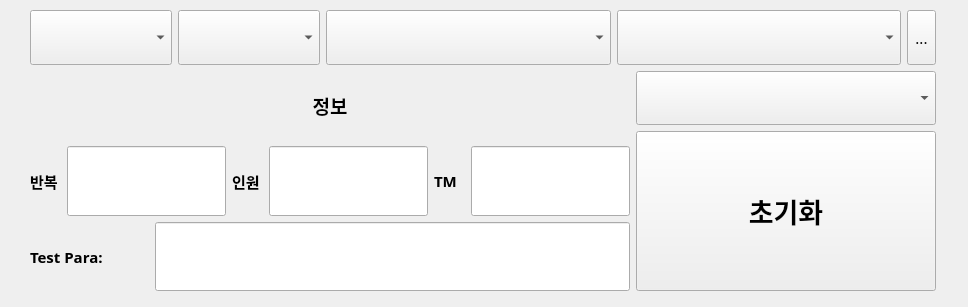
Before: the Qt Designer form ffbe_widget.ui in HyuntaMansei/ffbe, drawn with Qt 5.
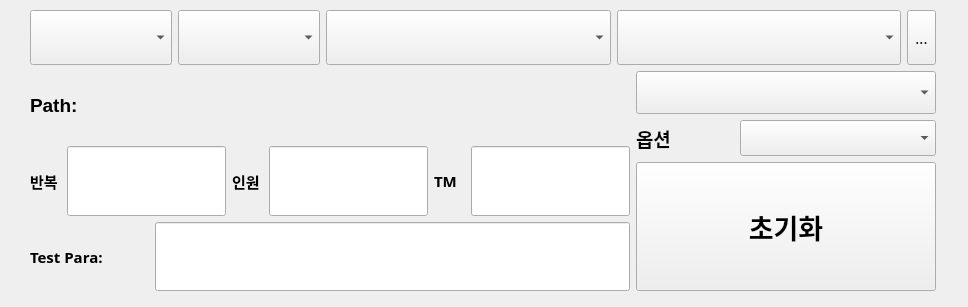
After: the same form once the commit is applied.

```diff
--- a/ffbe_widget.ui
+++ b/ffbe_widget.ui
@@ -164,7 +164,22 @@
       <item>
        <layout class="QVBoxLayout" name="verticalLayout_2" stretch="1,1,1">
         <item>
-         <layout class="QHBoxLayout" name="horizontalLayout_10">
+         <layout class="QHBoxLayout" name="horizontalLayout_10" stretch="1,4">
+          <item>
+           <widget class="QLabel" name="label_6">
+            <property name="font">
+             <font>
+              <family>Arial</family>
+              <pointsize>14</pointsize>
+              <weight>75</weight>
+              <bold>true</bold>
+             </font>
+            </property>
+            <property name="text">
+             <string>Path:</string>
+            </property>
+           </widget>
+          </item>
           <item>
            <widget class="QLabel" name="lb_info">
             <property name="font">
@@ -176,7 +191,7 @@
              </font>
             </property>
             <property name="text">
-             <string>정보</string>
+             <string/>
             </property>
             <property name="alignment">
              <set>Qt::AlignCenter</set>
@@ -436,7 +451,7 @@
        </layout>
       </item>
       <item>
-       <layout class="QVBoxLayout" name="verticalLayout_3" stretch="1,3">
+       <layout class="QVBoxLayout" name="verticalLayout_3" stretch="1,0,3">
         <item>
          <widget class="QComboBox" name="cb_operation">
           <property name="sizePolicy">
@@ -461,6 +476,55 @@
           </property>
          </widget>
         </item>
+        <item>
+         <layout class="QHBoxLayout" name="horizontalLayout" stretch="1,2">
+          <item>
+           <widget class="QLabel" name="label_4">
+            <property name="sizePolicy">
+             <sizepolicy hsizetype="Preferred" vsizetype="Expanding">
+              <horstretch>0</horstretch>
+              <verstretch>0</verstretch>
+             </sizepolicy>
+            </property>
+            <property name="font">
+             <font>
+              <family>Arial</family>
+              <pointsize>14</pointsize>
+              <weight>75</weight>
+              <bold>true</bold>
+             </font>
+            </property>
+            <property name="text">
+             <string>옵션</string>
+            </property>
+           </widget>
+          </item>
+          <item>
+           <widget class="QComboBox" name="cb_oper_option">
+            <property name="sizePolicy">
+             <sizepolicy hsizetype="Preferred" vsizetype="Expanding">
+              <horstretch>0</horstretch>
+              <verstretch>0</verstretch>
+             </sizepolicy>
+            </property>
+            <property name="maximumSize">
+             <size>
+              <width>16777215</width>
+              <height>16777215</height>
+             </size>
+            </property>
+            <property name="font">
+             <font>
+              <family>새굴림</family>
+              <pointsize>15</pointsize>
+              <weight>75</weight>
+              <bold>true</bold>
+             </font>
+            </property>
+           </widget>
+          </item>
+         </layout>
+        </item>
         <item>
          <widget class="QPushButton" name="pb_operation">
           <property name="sizePolicy">
```
